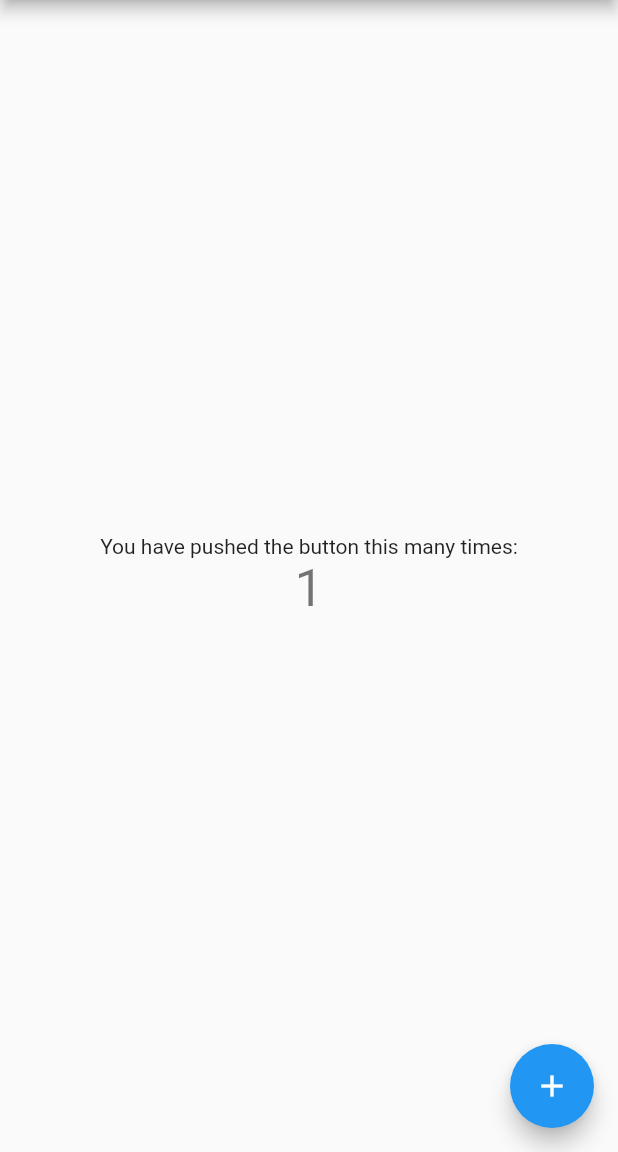
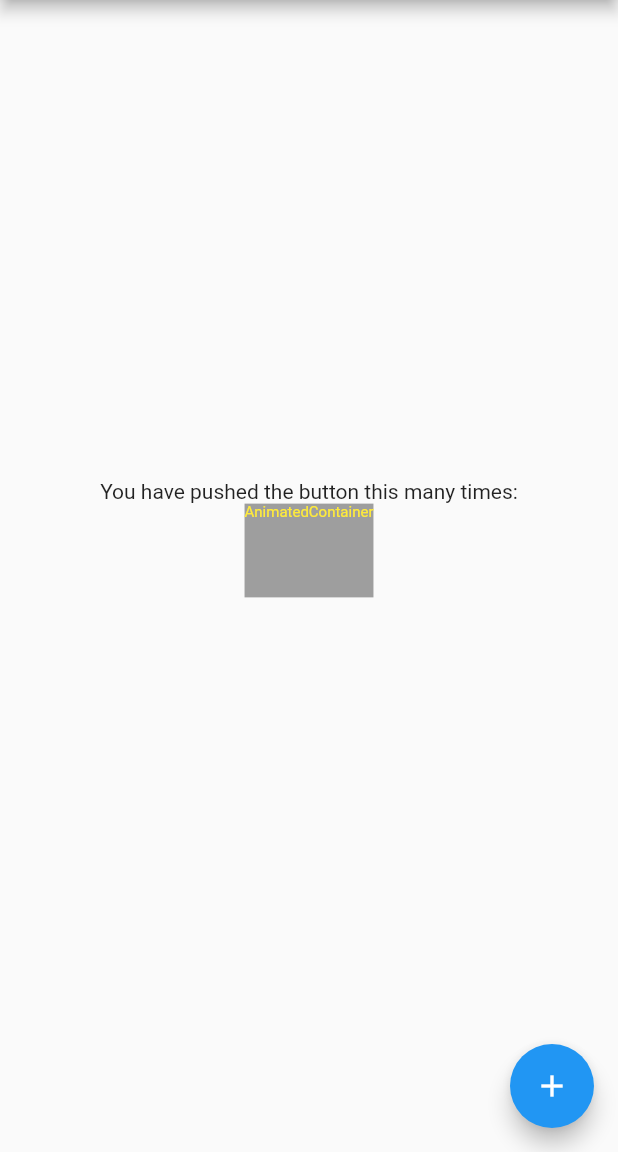
Before and after one commit to CodeGTDLearn/flutter-animations-getx, a Flutter app: the screen it shows after launch, after a tap on the "add" icon, on a phone screen of 412 x 824 dp, the part 84-1236 px from its top. Run offline on Flutter 3.47's test engine with Material 2 defaults, Android fonts, the phone set to English and light mode, and no system bars; our stand-ins replace get.

Commit message:
2) Animations
A) AnimatedContainer example/page

```diff
--- a/lib/main.dart
+++ b/lib/main.dart
@@ -1,4 +1,6 @@
 import 'package:flutter/material.dart';
+
+import 'my_home_page.dart';
 
 void main() {
   runApp(const MyApp());
@@ -13,103 +15,9 @@ class MyApp extends StatelessWidget {
     return MaterialApp(
       title: 'Flutter Demo',
       theme: ThemeData(
-        // This is the theme of your application.
-        //
-        // Try running your application with "flutter run". You'll see the
-        // application has a blue toolbar. Then, without quitting the app, try
-        // changing the primarySwatch below to Colors.green and then invoke
-        // "hot reload" (press "r" in the console where you ran "flutter run",
-        // or simply save your changes to "hot reload" in a Flutter IDE).
-        // Notice that the counter didn't reset back to zero; the application
-        // is not restarted.
         primarySwatch: Colors.blue,
       ),
-      home: const MyHomePage(title: 'Flutter Demo Home Page'),
+      home: MyHomePage(title: 'Flutter Demo Home Page'),
     );
   }
 }
-
-class MyHomePage extends StatefulWidget {
-  const MyHomePage({Key? key, required this.title}) : super(key: key);
-
-  // This widget is the home page of your application. It is stateful, meaning
-  // that it has a State object (defined below) that contains fields that affect
-  // how it looks.
-
-  // This class is the configuration for the state. It holds the values (in this
-  // case the title) provided by the parent (in this case the App widget) and
-  // used by the build method of the State. Fields in a Widget subclass are
-  // always marked "final".
-
-  final String title;
-
-  @override
-  State<MyHomePage> createState() => _MyHomePageState();
-}
-
-class _MyHomePageState extends State<MyHomePage> {
-  int _counter = 0;
-
-  void _incrementCounter() {
-    setState(() {
-      // This call to setState tells the Flutter framework that something has
-      // changed in this State, which causes it to rerun the build method below
-      // so that the display can reflect the updated values. If we changed
-      // _counter without calling setState(), then the build method would not be
-      // called again, and so nothing would appear to happen.
-      _counter++;
-    });
-  }
-
-  @override
-  Widget build(BuildContext context) {
-    // This method is rerun every time setState is called, for instance as done
-    // by the _incrementCounter method above.
-    //
-    // The Flutter framework has been optimized to make rerunning build methods
-    // fast, so that you can just rebuild anything that needs updating rather
-    // than having to individually change instances of widgets.
-    return Scaffold(
-      appBar: AppBar(
-        // Here we take the value from the MyHomePage object that was created by
-        // the App.build method, and use it to set our appbar title.
-        title: Text(widget.title),
-      ),
-      body: Center(
-        // Center is a layout widget. It takes a single child and positions it
-        // in the middle of the parent.
-        child: Column(
-          // Column is also a layout widget. It takes a list of children and
-          // arranges them vertically. By default, it sizes itself to fit its
-          // children horizontally, and tries to be as tall as its parent.
-          //
-          // Invoke "debug painting" (press "p" in the console, choose the
-          // "Toggle Debug Paint" action from the Flutter Inspector in Android
-          // Studio, or the "Toggle Debug Paint" command in Visual Studio Code)
-          // to see the wireframe for each widget.
-          //
-          // Column has various properties to control how it sizes itself and
-          // how it positions its children. Here we use mainAxisAlignment to
-          // center the children vertically; the main axis here is the vertical
-          // axis because Columns are vertical (the cross axis would be
-          // horizontal).
-          mainAxisAlignment: MainAxisAlignment.center,
-          children: <Widget>[
-            const Text(
-              'You have pushed the button this many times:',
-            ),
-            Text(
-              '$_counter',
-              style: Theme.of(context).textTheme.headline4,
-            ),
-          ],
-        ),
-      ),
-      floatingActionButton: FloatingActionButton(
-        onPressed: _incrementCounter,
-        tooltip: 'Increment',
-        child: const Icon(Icons.add),
-      ), // This trailing comma makes auto-formatting nicer for build methods.
-    );
-  }
-}
--- /dev/null
+++ b/lib/my_home_page.dart
@@ -0,0 +1,42 @@
+import 'package:flutter/material.dart';
+import 'package:get/get.dart';
+
+class MyHomePage extends StatelessWidget {
+  var _counterObs1 = 50.0.obs;
+  var _counterObs2 = 50.0.obs;
+  String title = "";
+
+  MyHomePage({required this.title});
+
+  void _incrementCounter() {
+    _counterObs1.value = _counterObs1.value * 1.25;
+  }
+
+  @override
+  Widget build(BuildContext context) {
+    return Scaffold(
+      appBar: AppBar(
+        title: Text(title),
+      ),
+      body: Center(
+          child: Column(mainAxisAlignment: MainAxisAlignment.center, children: <Widget>[
+        const Text('You have pushed the button this many times:'),
+        Obx(
+          () => AnimatedContainer(
+            duration: const Duration(milliseconds: 300),
+            height: _counterObs1.value,
+            color: Colors.grey,
+            child: Text('AnimatedContainer',
+                style: TextStyle(fontSize: 10, color: Colors.yellow)),
+          ),
+        ),
+        const SizedBox(height: 50)
+      ])),
+      floatingActionButton: FloatingActionButton(
+        onPressed: _incrementCounter,
+        tooltip: 'Increment',
+        child: const Icon(Icons.add),
+      ),
+    );
+  }
+}
```
Also changed, not shown: pubspec.yaml (+1 -41 lines).
